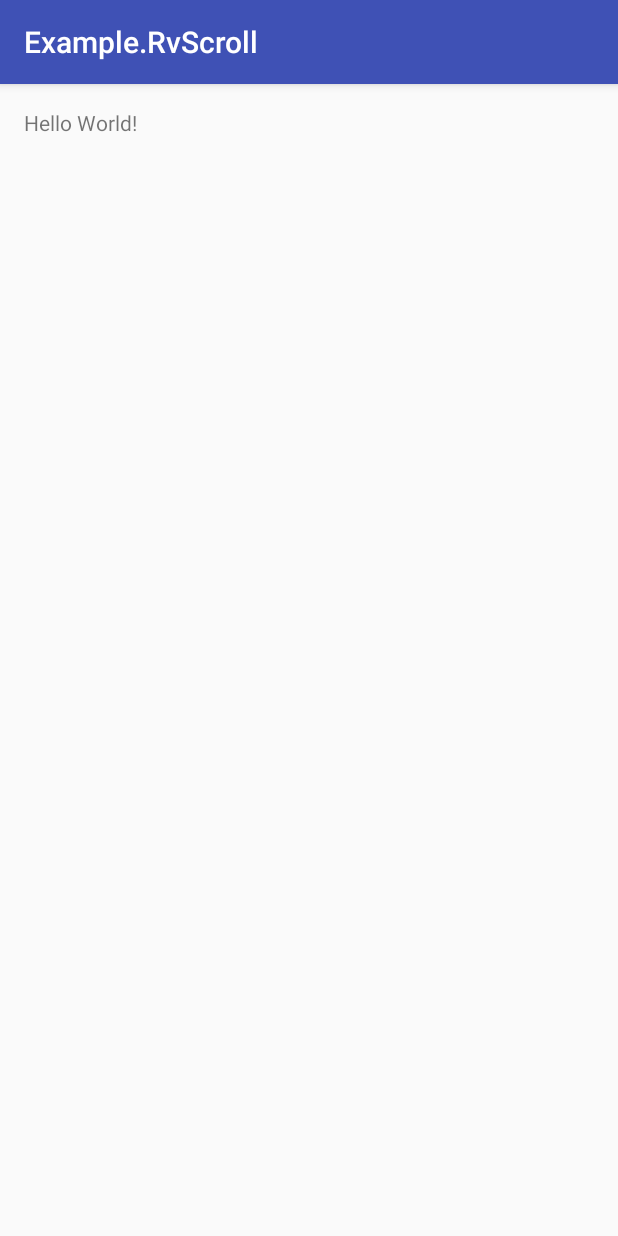
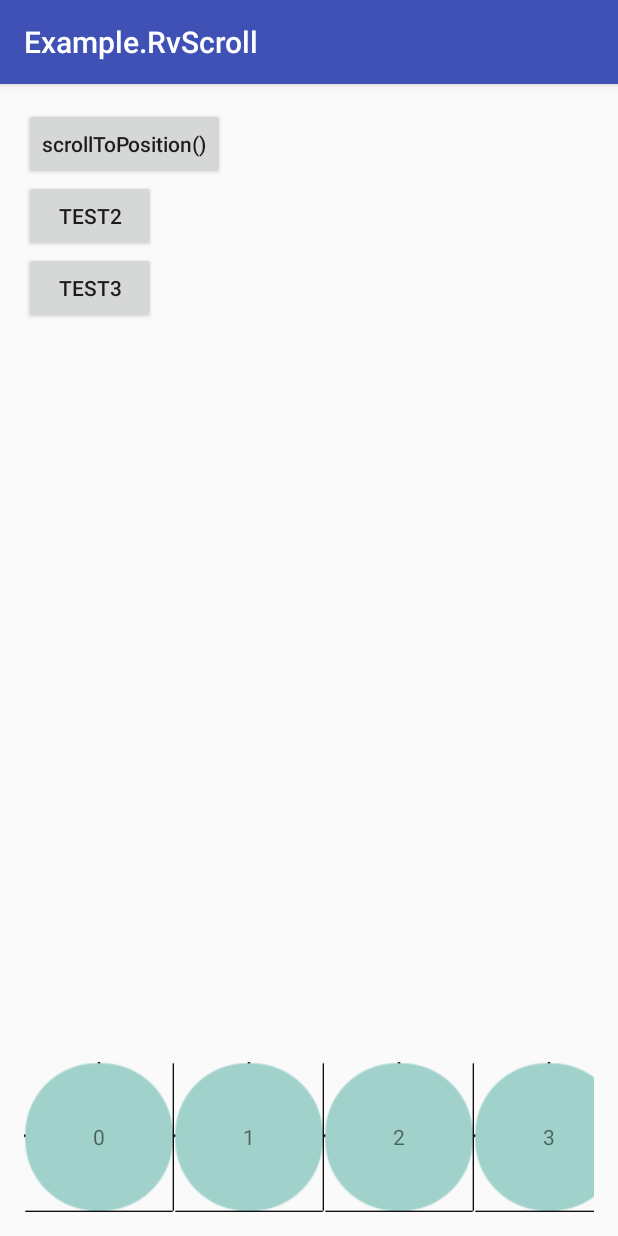
Before and after one commit to BattleShipPark/example.rv_scroll, an Android app: the screen it shows after launch (MainActivity), on a phone screen of 412 x 824 dp. Run offline under Robolectric (Android 15) with nearby library versions, the phone set to English and light mode, and no system bars.

Commit message:
- basic layout - scrollToPosition()

```diff
--- a/app/build.gradle
+++ b/app/build.gradle
@@ -20,7 +20,8 @@ android {
 }
 
 dependencies {
-    compile fileTree(dir: 'libs', include: ['*.jar'])
+    compile fileTree(include: ['*.jar'], dir: 'libs')
     testCompile 'junit:junit:4.12'
     compile 'com.android.support:appcompat-v7:23.4.0'
+    compile 'com.android.support:recyclerview-v7:23.4.0'
 }
--- a/app/src/main/java/com/battleshippark/examplervscroll/MainActivity.java
+++ b/app/src/main/java/com/battleshippark/examplervscroll/MainActivity.java
@@ -1,13 +1,115 @@
 package com.battleshippark.examplervscroll;
 
+import android.content.Context;
 import android.support.v7.app.AppCompatActivity;
 import android.os.Bundle;
+import android.support.v7.widget.LinearLayoutManager;
+import android.support.v7.widget.RecyclerView;
+import android.view.LayoutInflater;
+import android.view.View;
+import android.view.ViewGroup;
+import android.widget.Button;
+import android.widget.ImageView;
+import android.widget.TextView;
+
+import java.util.ArrayList;
+import java.util.List;
 
 public class MainActivity extends AppCompatActivity {
+
+    private RecyclerView recyclerView;
+    private MainAdapter adapter;
+    private LinearLayoutManager layoutManager;
+    private List<Integer> items;
 
     @Override
     protected void onCreate(Bundle savedInstanceState) {
         super.onCreate(savedInstanceState);
         setContentView(R.layout.activity_main);
+
+        recyclerView = (RecyclerView) findViewById(R.id.recyclerView);
+        layoutManager = new LinearLayoutManager(this, LinearLayoutManager.HORIZONTAL, false);
+        recyclerView.setLayoutManager(layoutManager);
+
+        items = new ArrayList<>();
+        for (int i = 0; i < 20; i++) {
+            items.add(i);
+        }
+        adapter = new MainAdapter(this);
+        adapter.setItems(items);
+        recyclerView.setAdapter(adapter);
+
+        Button button1 = (Button) findViewById(R.id.test1);
+        button1.setOnClickListener(new View.OnClickListener() {
+            private int position = 0;
+
+            @Override
+            public void onClick(View v) {
+                position = (position + 6) % 20;
+                recyclerView.scrollToPosition(position);
+            }
+        });
+
+        Button button2 = (Button) findViewById(R.id.test2);
+        button2.setOnClickListener(new View.OnClickListener() {
+            private int position = 0;
+
+            @Override
+            public void onClick(View v) {
+                position = (position + 6) % 20;
+                recyclerView.smoothScrollToPosition(position);
+            }
+        });
+    }
+
+    private class MainViewHolder extends RecyclerView.ViewHolder {
+        private final TextView item;
+        private final ImageView image;
+
+        public MainViewHolder(View itemView) {
+            super(itemView);
+
+            item = (TextView) itemView.findViewById(R.id.item);
+            image = (ImageView) itemView.findViewById(R.id.image);
+        }
+
+        public void bind(int position) {
+            item.setText(position + "");
+            image.setImageResource(R.drawable.item_bg);
+        }
+    }
+
+    private class MainAdapter extends RecyclerView.Adapter<MainViewHolder> {
+        private Context context;
+        private List<Integer> items;
+
+        public MainAdapter(Context context) {
+            this.context = context;
+        }
+
+        @Override
+        public MainViewHolder onCreateViewHolder(ViewGroup parent, int viewType) {
+            View view = LayoutInflater.from(context).inflate(R.layout.item, parent, false);
+            return new MainViewHolder(view);
+        }
+
+        @Override
+        public void onBindViewHolder(MainViewHolder holder, int position) {
+            holder.bind(position);
+        }
+
+        @Override
+        public int getItemCount() {
+            return items.size();
+        }
+
+        @Override
+        public long getItemId(int position) {
+            return super.getItemId(position);
+        }
+
+        public void setItems(List<Integer> items) {
+            this.items = items;
+        }
     }
 }
--- a/app/src/main/res/layout/activity_main.xml
+++ b/app/src/main/res/layout/activity_main.xml
@@ -1,17 +1,40 @@
 <?xml version="1.0" encoding="utf-8"?>
-<RelativeLayout
-    xmlns:android="http://schemas.android.com/apk/res/android"
-    xmlns:tools="http://schemas.android.com/tools"
-    android:layout_width="match_parent"
-    android:layout_height="match_parent"
-    android:paddingBottom="@dimen/activity_vertical_margin"
-    android:paddingLeft="@dimen/activity_horizontal_margin"
-    android:paddingRight="@dimen/activity_horizontal_margin"
-    android:paddingTop="@dimen/activity_vertical_margin"
-    tools:context="com.battleshippark.examplervscroll.MainActivity">
+<LinearLayout xmlns:android="http://schemas.android.com/apk/res/android"
+              android:layout_width="match_parent"
+              android:layout_height="match_parent"
+              android:orientation="vertical"
+              android:paddingBottom="@dimen/activity_vertical_margin"
+              android:paddingLeft="@dimen/activity_horizontal_margin"
+              android:paddingRight="@dimen/activity_horizontal_margin"
+              android:paddingTop="@dimen/activity_vertical_margin">
 
-    <TextView
+    <Button
+        android:id="@+id/test1"
         android:layout_width="wrap_content"
         android:layout_height="wrap_content"
-        android:text="Hello World!"/>
-</RelativeLayout>
+        android:text="scrollToPosition()"
+        android:textAllCaps="false"/>
+
+    <Button
+        android:id="@+id/test2"
+        android:layout_width="wrap_content"
+        android:layout_height="wrap_content"
+        android:text="test2"/>
+
+    <Button
+        android:id="@+id/test3"
+        android:layout_width="wrap_content"
+        android:layout_height="wrap_content"
+        android:text="test3"/>
+
+    <Space
+        android:layout_width="match_parent"
+        android:layout_height="0dp"
+        android:layout_weight="1"/>
+
+    <android.support.v7.widget.RecyclerView
+        android:id="@+id/recyclerView"
+        android:layout_width="match_parent"
+        android:layout_height="100dp"
+        android:layout_gravity="bottom"/>
+</LinearLayout>
--- /dev/null
+++ b/app/src/main/res/layout/item.xml
@@ -0,0 +1,18 @@
+<?xml version="1.0" encoding="utf-8"?>
+<RelativeLayout xmlns:android="http://schemas.android.com/apk/res/android"
+                android:layout_width="100dp"
+                android:layout_height="100dp">
+
+    <ImageView
+        android:id="@+id/image"
+        android:layout_width="match_parent"
+        android:layout_height="match_parent"
+        android:scaleType="fitCenter"/>
+
+    <TextView
+        android:id="@+id/item"
+        android:layout_width="wrap_content"
+        android:layout_height="wrap_content"
+        android:layout_centerInParent="true"
+        android:text="Hello World!"/>
+</RelativeLayout>
```
Also changed, not shown: app/src/main/res/drawable/item_bg.png (added), 1 other file.
